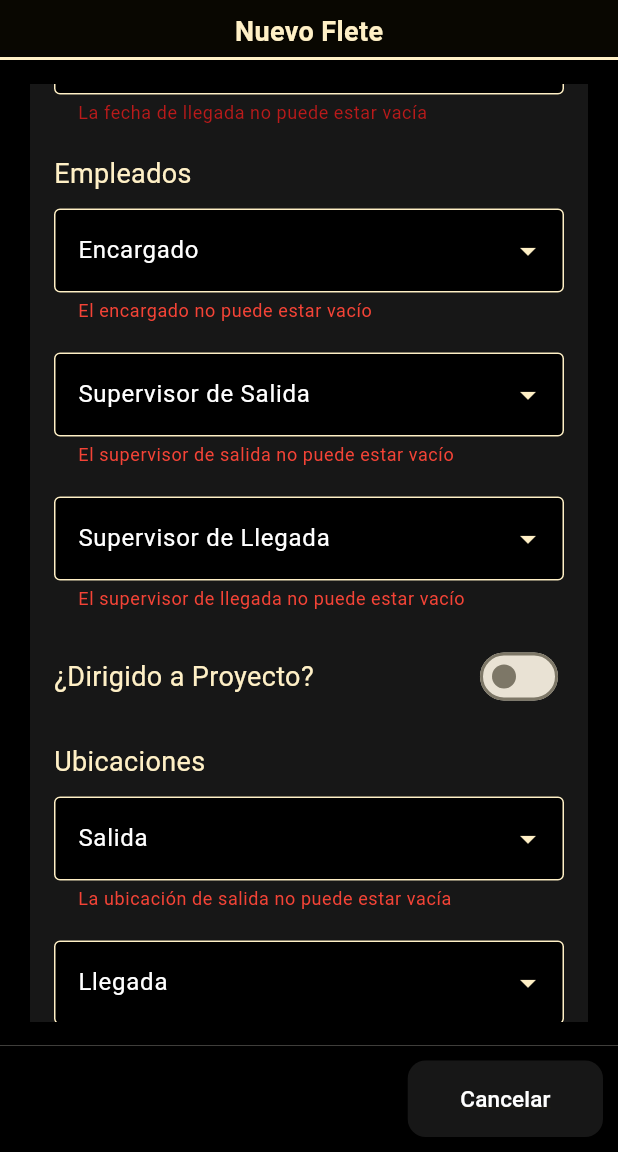
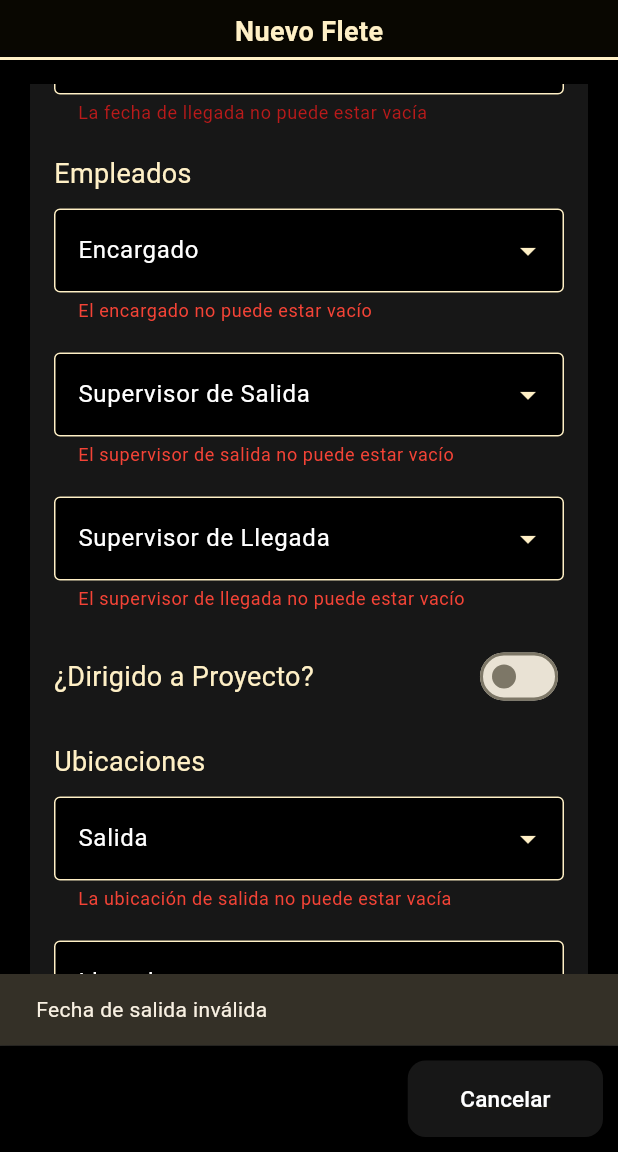
Before and after one commit to KevinMatta/app_sigesproc, a Flutter app: the NuevoFlete screen opened directly, scrolled down 211 dp, after a tap on the "add circle outline" icon, on a phone screen of 412 x 824 dp, the part 84-1236 px from its top. Run offline on Flutter 3.47's test engine with Material 3 defaults, Android fonts, the phone set to English and light mode, and no system bars; our stand-ins replace carousel_slider, flutter_keyboard_visibility, flutter_map, flutter_spinkit, flutter_typeahead, geolocator and 2 more; accounts and stored records are empty; network calls fail.

Commit message:
fix(fletes)

```diff
--- a/sigesproc_app/lib/screens/fletes/nuevoflete.dart
+++ b/sigesproc_app/lib/screens/fletes/nuevoflete.dart
@@ -279,10 +279,12 @@ class _NuevoFleteState extends State<NuevoFlete> {
 
   Future<void> _cargarEquiposDeSeguridadPorBodega(int bodeId) async {
     try {
+      print('entra a equi');
       List<EquipoPorProveedorViewModel> equiposList =
           await FleteDetalleService.listarEquiposdeSeguridadPorBodega(bodeId);
       setState(() {
         equiposdeSeguridad = equiposList;
+        print('equipos $equiposdeSeguridad');
         equipoQuantityControllers = List.generate(equiposdeSeguridad.length,
             (index) => TextEditingController(text: '1'));
         selectedCantidadesequipos =
@@ -752,6 +754,9 @@ class _NuevoFleteState extends State<NuevoFlete> {
       if (flete.flenFechaHoraSalida == null) {
         _fechaSalidaError = true;
         _fechaSalidaErrorMessage = 'La fecha de salida no puede estar vacía';
+        ScaffoldMessenger.of(context).showSnackBar(
+          SnackBar(content: Text('Fecha de salida inválida')),
+        );
       }
 
       // Validar Fecha y Hora Establecida de Llegada
@@ -759,12 +764,18 @@ class _NuevoFleteState extends State<NuevoFlete> {
         _fechaHoraEstablecidaError = true;
         _fechaHoraEstablecidaErrorMessage =
             'La fecha de llegada no puede estar vacía';
+        ScaffoldMessenger.of(context).showSnackBar(
+          SnackBar(content: Text('Fecha de llegada inválida.')),
+        );
       } else if (flete.flenFechaHoraSalida != null &&
           flete.flenFechaHoraSalida!
               .isAfter(flete.flenFechaHoraEstablecidaDeLlegada!)) {
         _fechaHoraEstablecidaError = true;
         _fechaHoraEstablecidaErrorMessage =
             'La fecha de salida no puede ser posterior a la de llegada.';
+        ScaffoldMessenger.of(context).showSnackBar(
+          SnackBar(content: Text('Fechas Inválidas.')),
+        );
       } else if (flete.flenFechaHoraEstablecidaDeLlegada!
               .difference(flete.flenFechaHoraSalida!)
               .inMinutes <
@@ -772,37 +783,58 @@ class _NuevoFleteState extends State<NuevoFlete> {
         _fechaHoraEstablecidaError = true;
         _fechaHoraEstablecidaErrorMessage =
             'Debe haber al menos 5 minutos de diferencia entre salida y llegada.';
+        ScaffoldMessenger.of(context).showSnackBar(
+          SnackBar(content: Text('Fechas Inválidas.')),
+        );
       }
 
       // Validar Empleados
       if (flete.emtrId == null) {
         _isEmpleadoError = true;
         _empleadoErrorMessage = 'El encargado no puede estar vacío';
+        ScaffoldMessenger.of(context).showSnackBar(
+          SnackBar(content: Text('Empleado encargado inválido.')),
+        );
       }
       if (flete.emssId == null) {
         _isSupervisorSalidaError = true;
         _supervisorSalidaErrorMessage =
             'El supervisor de salida no puede estar vacío';
+        ScaffoldMessenger.of(context).showSnackBar(
+          SnackBar(content: Text('Empleado supervisor inválido.')),
+        );
       }
       if (flete.emslId == null) {
         _isSupervisorLlegadaError = true;
         _supervisorLlegadaErrorMessage =
             'El supervisor de llegada no puede estar vacío';
+        ScaffoldMessenger.of(context).showSnackBar(
+          SnackBar(content: Text('Empleado supervisor inválido.')),
+        );
       }
       if (flete.emtrId == flete.emssId && flete.emtrId != null) {
         _isSupervisorSalidaError = true;
         _supervisorSalidaErrorMessage =
             'El supervisor de salida debe ser diferente al encargado';
+        ScaffoldMessenger.of(context).showSnackBar(
+          SnackBar(content: Text('Empleados Inválidos.')),
+        );
       }
       if (flete.emtrId == flete.emslId && flete.emtrId != null) {
         _isSupervisorLlegadaError = true;
         _supervisorLlegadaErrorMessage =
             'El supervisor de llegada debe ser diferente al encargado';
+        ScaffoldMessenger.of(context).showSnackBar(
+          SnackBar(content: Text('Empleados Inválidos.')),
+        );
       }
       if (flete.emssId == flete.emslId && flete.emssId != null) {
         _isSupervisorLlegadaError = true;
         _supervisorLlegadaErrorMessage =
             'El supervisor de llegada debe ser diferente al de salida';
+        ScaffoldMessenger.of(context).showSnackBar(
+          SnackBar(content: Text('Supervisores Inválidos.')),
+        );
       }
       if (flete.emtrId == flete.emssId &&
           flete.emssId == flete.emslId &&
@@ -811,6 +843,9 @@ class _NuevoFleteState extends State<NuevoFlete> {
         _isSupervisorLlegadaError = true;
         _supervisorLlegadaErrorMessage =
             'Los supervisores deben ser diferentes';
+        ScaffoldMessenger.of(context).showSnackBar(
+          SnackBar(content: Text('Supervisores Inválidos.')),
+        );
       }
 
       // Validar Ubicaciones
@@ -818,23 +853,35 @@ class _NuevoFleteState extends State<NuevoFlete> {
         _ubicacionSalidaError = true;
         _ubicacionSalidaErrorMessage =
             'La ubicación de salida no puede estar vacía';
+        ScaffoldMessenger.of(context).showSnackBar(
+          SnackBar(content: Text('Ubicación Inválida.')),
+        );
       }
       if (flete.bollId == flete.boatId && !esProyecto) {
         _ubicacionLlegadaError = true;
         _ubicacionLlegadaErrorMessage =
             'Las ubicaciones de salida y llegada no pueden ser la misma bodega.';
+        ScaffoldMessenger.of(context).showSnackBar(
+          SnackBar(content: Text('Ubicaciones Inválidas.')),
+        );
       }
 
       // Validar Actividad por Etapa
       if (esProyecto && actividades.isNotEmpty && flete.boatId == null) {
         _actividadError = true;
         _actividadErrorMessage = 'Debe seleccionar una actividad por etapa';
+        ScaffoldMessenger.of(context).showSnackBar(
+          SnackBar(content: Text('Ubicacion de llegada inválida.')),
+        );
       }
 
       if (esProyecto && _noActividadesError && flete.boatId == null) {
         _proyectoError = true;
         _proyectoErrorMessage =
             'El proyecto no tiene actividades, seleccione otro.';
+        ScaffoldMessenger.of(context).showSnackBar(
+          SnackBar(content: Text('Ubicacion de llegada inválida.')),
+        );
         return;
       }
 
@@ -951,22 +998,34 @@ class _NuevoFleteState extends State<NuevoFlete> {
       flete.flenDestinoProyecto = false;
     }
 
-    print('Flete data: ${flete.toJson()}');
-
     // Verificar que no haya insumos seleccionados con cantidad 0 o vacía
     bool hayCantidadesInvalidas = false;
     bool hayCantidadesInvalidase = false;
 
+    // Filtrar insumos con cantidades inválidas o nulas
+    selectedInsumos.removeWhere((insumo) {
+      int? cantidad = int.tryParse(
+          quantityControllers[selectedInsumos.indexOf(insumo)].text);
+      if (cantidad == null || cantidad <= 0) {
+        print(
+            'Eliminando insumo ${insumo.insuDescripcion} con cantidad nula o inválida.');
+        return true; // Eliminar el insumo del arreglo
+      }
+      return false;
+    });
+
+    // Verificar cantidades restantes en insumos
     for (int i = 0; i < selectedInsumos.length; i++) {
       int? stock = selectedInsumos[i].bopiStock;
       int? cantidad = int.tryParse(quantityControllers[i].text);
 
-      if (cantidad == null || cantidad <= 0) {
+      if (cantidad! <= 0) {
         print(
             'Cantidad inválida para insumo ${selectedInsumos[i].insuDescripcion}: $cantidad');
         quantityControllers[i].text = '1';
         selectedCantidades[i] = 1;
         hayCantidadesInvalidas = true;
+      } else if (cantidad == null) {
       } else if (cantidad > stock!) {
         print(
             'Cantidad excedida para insumo ${selectedInsumos[i].insuDescripcion}: $cantidad');
@@ -978,19 +1037,33 @@ class _NuevoFleteState extends State<NuevoFlete> {
       }
     }
 
+    // Filtrar equipos con cantidades inválidas o nulas
+    selectedEquipos.removeWhere((equipo) {
+      int? cantidad = int.tryParse(
+          equipoQuantityControllers[selectedEquipos.indexOf(equipo)].text);
+      if (cantidad == null || cantidad <= 0) {
+        print(
+            'Eliminando equipo ${equipo.equsNombre} con cantidad nula o inválida.');
+        return true; // Eliminar el equipo del arreglo
+      }
+      return false;
+    });
+
+    // Verificar cantidades restantes en equipos
     for (int i = 0; i < selectedEquipos.length; i++) {
       int? stocke = selectedEquipos[i].bopiStock;
       int? cantidade = int.tryParse(equipoQuantityControllers[i].text);
 
-      if (cantidade == null || cantidade <= 0) {
+      if (cantidade! <= 0 ) {
         print(
             'Cantidad inválida para equipo ${selectedEquipos[i].equsNombre}: $cantidade');
         equipoQuantityControllers[i].text = '1';
         selectedCantidadesequipos[i] = 1;
         hayCantidadesInvalidase = true;
+      } else if (cantidade == null) {
       } else if (cantidade > stocke!) {
         print(
-            'Cantidad excedida para insumo ${selectedEquipos[i].equsNombre}: $cantidade');
+            'Cantidad excedida para equipo ${selectedEquipos[i].equsNombre}: $cantidade');
         equipoQuantityControllers[i].text = stocke.toString();
         selectedCantidadesequipos[i] = stocke;
         hayCantidadesInvalidase = true;
@@ -1032,6 +1105,7 @@ class _NuevoFleteState extends State<NuevoFlete> {
     print('fleteaa $flete');
 
     final int? flenIdNuevo = await FleteEncabezadoService.insertarFlete(flete);
+    print('guardo e id $flenIdNuevo');
     if (flenIdNuevo != null) {
       for (int i = 0; i < selectedInsumos.length; i++) {
         final detalle = FleteDetalleViewModel(
@@ -1195,6 +1269,9 @@ class _NuevoFleteState extends State<NuevoFlete> {
                   onChanged: (bool value) {
                     setState(() {
                       _showEquiposDeSeguridad = value;
+                      if (_showEquiposDeSeguridad) {
+                        _cargarEquiposDeSeguridadPorBodega(flete.bollId!);
+                      }
                     });
                   },
                   activeColor: Color(0xFFFFF0C6),
@@ -1265,8 +1342,7 @@ class _NuevoFleteState extends State<NuevoFlete> {
                                     int? cantidadE = int.tryParse(value);
                                     if (cantidadE != null &&
                                         cantidadE > stockE!) {
-                                        selectedCantidadesequipos[index] =
-                                            stockE;
+                                      selectedCantidadesequipos[index] = stockE;
                                       equipoQuantityControllers[index].text =
                                           stockE.toString();
                                     }
@@ -1291,7 +1367,8 @@ class _NuevoFleteState extends State<NuevoFlete> {
                           selectedEquipos.add(equipo);
                           equipoQuantityControllers[index].text = '1';
                         } else {
-                            int removeIndex = selectedEquipos.indexOf(equipo);
+                          int removeIndex =
+                              selectedEquipos.indexOf(equipo);
                           selectedEquipos.removeAt(removeIndex);
                           selectedCantidadesequipos[removeIndex] = 0;
                           equipoQuantityControllers[removeIndex].clear();
@@ -1378,7 +1455,8 @@ class _NuevoFleteState extends State<NuevoFlete> {
                           selectedInsumos.add(insumo);
                           quantityControllers[index].text = '1';
                         } else {
-                            int removeIndex = selectedInsumos.indexOf(insumo);
+                          int removeIndex =
+                              selectedInsumos.indexOf(insumo);
                           selectedInsumos.removeAt(removeIndex);
                           selectedCantidades[removeIndex] = 0;
                           quantityControllers[removeIndex].clear();
--- a/sigesproc_app/lib/services/apiservice.dart
+++ b/sigesproc_app/lib/services/apiservice.dart
@@ -1,5 +1,5 @@
 class ApiService {
-  static const String apiUrl = 'http://www.apisigesproc.somee.com/api';
+  static const String apiUrl = 'http://apisigesproc.somee.com/api';
   // static const String apiUrl = 'https://localhost:44337/api';
   static const String apiKey = '4b567cb1c6b24b51ab55248f8e66e5cc';
 
--- a/sigesproc_app/lib/services/fletes/fletedetalleservice.dart
+++ b/sigesproc_app/lib/services/fletes/fletedetalleservice.dart
@@ -97,7 +97,7 @@ class FleteDetalleService {
 
   static Future<List<FleteDetalleViewModel>> listarDetallesdeFlete(
       int flenId) async {
-    final url = Uri.parse('${ApiService.apiUrl}/FleteDetalle/Buscar/$flenId');
+    final url = Uri.parse('${ApiService.apiUrl}/FleteDetalle/BuscarDetalles/$flenId');
     final response = await http.get(url, headers: ApiService.getHttpHeaders());
 
     if (response.statusCode == 200) {
```
Also changed, not shown: sigesproc_app/lib/models/fletes/fletedetalleviewmodel.dart (+6 -7 lines). Lines whose indentation alone changed are shown as unchanged.
